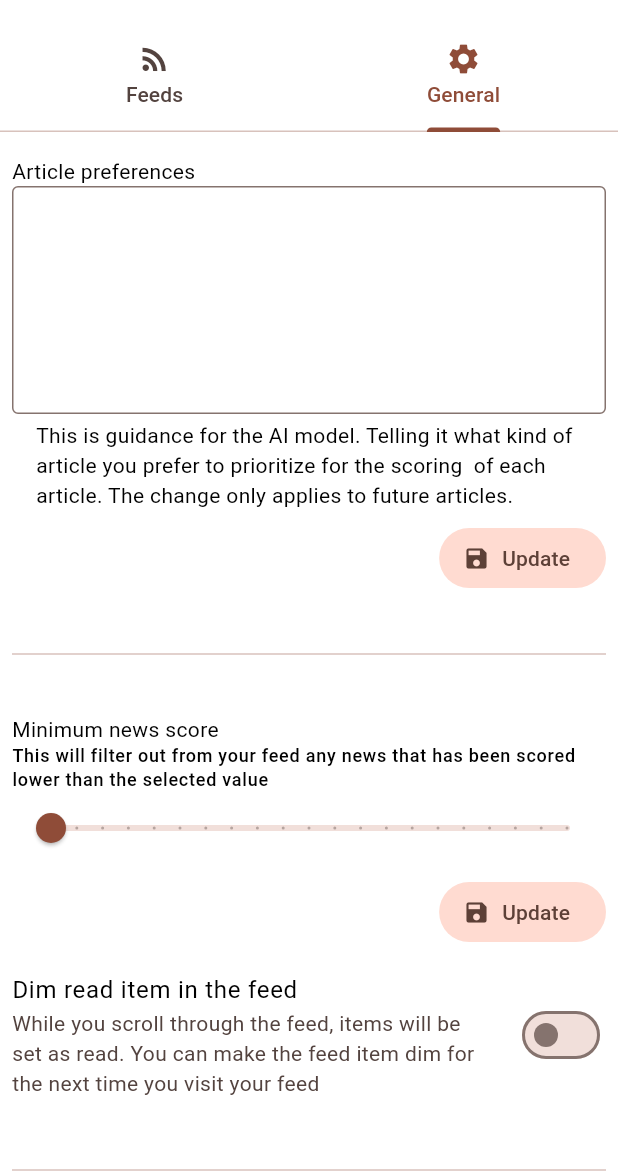
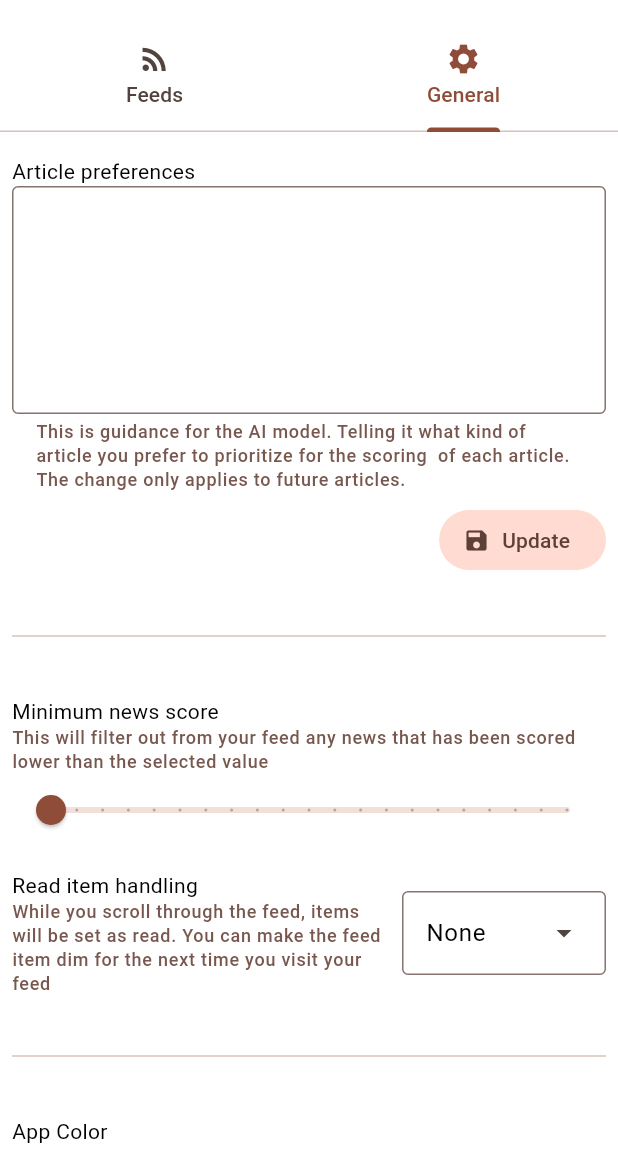
Before and after one commit to Fauteck/newsku, a Flutter app: the SettingsScreen screen opened by its route, tab 2 chosen, on a phone screen of 412 x 824 dp, the part 63-1236 px from its top. Run offline on Flutter 3.47's test engine with Material 3 defaults, Android fonts, the phone set to English and light mode, and no system bars; our stand-ins replace auto_route, cached_network_image, dynamic_color, easy_debounce, file_picker, flutter_bloc and 9 more; missing offline and left inert: file_saver, material_loading_indicator, motor, oidc; accounts and stored records are empty; statements that could not run were skipped.

Commit message:
update settings add read item handling

```diff
--- a/src/main/app/lib/feed/views/components/clickable_feed_item.dart
+++ b/src/main/app/lib/feed/views/components/clickable_feed_item.dart
@@ -13,8 +13,9 @@ import 'package:visibility_detector/visibility_detector.dart';
 class ClickableFeedItem extends StatelessWidget {
   final FeedItem item;
   final Widget child;
+  final bool noDimming;
 
-  const ClickableFeedItem({super.key, required this.item, required this.child});
+  const ClickableFeedItem({super.key, required this.item, required this.child, this.noDimming = false});
 
   @override
   Widget build(BuildContext context) {
@@ -27,7 +28,7 @@ class ClickableFeedItem extends StatelessWidget {
 
           child: ConditionalWrap(
             wrapIf: item.read,
-            wrapper: (child) => context.read<IdentityCubit>().currentUser?.dimReadItems ?? false ? Opacity(opacity: 0.5, child: child) : child,
+            wrapper: (child) => !noDimming && context.read<IdentityCubit>().currentUser?.readItemHandling == .dim ? Opacity(opacity: 0.5, child: child) : child,
             wrapElse: (child) => VisibilityDetector(
               key: ValueKey(item.id),
               onVisibilityChanged: (VisibilityInfo info) {
--- a/src/main/app/lib/feed/views/components/search_result.dart
+++ b/src/main/app/lib/feed/views/components/search_result.dart
@@ -21,6 +21,7 @@ class SearchResult extends StatelessWidget {
     return Padding(
       padding: .symmetric(horizontal: 32, vertical: 16),
       child: ClickableFeedItem(
+        noDimming: true,
         item: item,
         child: Row(
           crossAxisAlignment: .center,
--- a/src/main/app/lib/settings/states/general.dart
+++ b/src/main/app/lib/settings/states/general.dart
@@ -1,9 +1,11 @@
 import 'package:app/identity/states/identity.dart';
 import 'package:app/main.dart';
+import 'package:app/user/models/read_item_handling.dart';
 import 'package:app/user/models/user.dart';
 import 'package:app/user/services/user_service.dart';
 import 'package:app/utils/models/with_error.dart';
 import 'package:app/utils/utils.dart';
+import 'package:easy_debounce/easy_debounce.dart';
 import 'package:flutter/cupertino.dart';
 import 'package:flutter_bloc/flutter_bloc.dart';
 import 'package:freezed_annotation/freezed_annotation.dart';
@@ -34,8 +36,6 @@ class GeneralSettingsCubit extends Cubit<GeneralSettingsState> {
     try {
       emit(state.copyWith(loading: true));
       final user = await UserService(serverUrl!).getUser();
-      print('user: $user');
-      emit(state.copyWith(user: user, minimumImportance: user.minimumImportance));
       preferenceController.text = user.feedItemPreference ?? '';
     } catch (e, s) {
       emit(state.copyWith(error: e, stackTrace: s));
@@ -56,9 +56,9 @@ class GeneralSettingsCubit extends Cubit<GeneralSettingsState> {
     }
   }
 
-  Future<void> dimReadItems(bool dim) async {
-    if (state.user != null) {
-      emit(state.copyWith.user!(dimReadItems: dim));
+  Future<void> setReadItemPreference(ReadItemHandling? pref) async {
+    if (state.user != null && pref != null) {
+      emit(state.copyWith.user!(readItemHandling: pref));
       await updateUser();
     }
   }
@@ -80,14 +80,10 @@ class GeneralSettingsCubit extends Cubit<GeneralSettingsState> {
     }
   }
 
-  void setImportance(double value) {
-    emit(state.copyWith(minimumImportance: value.toInt()));
-  }
-
-  Future<void> saveImportance() async {
+  Future<void> setAndSaveImportance(double importance) async {
     if (state.user != null) {
-      emit(state.copyWith.user!(minimumImportance: state.minimumImportance));
-      await updateUser();
+      emit(state.copyWith.user!(minimumImportance: importance.toInt()));
+      EasyDebounce.debounce('importance update', Duration(milliseconds: 250), updateUser);
     }
   }
 }
@@ -95,6 +91,12 @@ class GeneralSettingsCubit extends Cubit<GeneralSettingsState> {
 @freezed
 sealed class GeneralSettingsState with _$GeneralSettingsState implements WithError {
   @Implements<WithError>()
-  const factory GeneralSettingsState({User? user, @Default(true) bool loading, dynamic error, StackTrace? stackTrace, @Default('') String password, @Default('') String repeatPassword, @Default(0) int minimumImportance}) =
-      _GeneralSettingsState;
+  const factory GeneralSettingsState({
+    User? user,
+    @Default(true) bool loading,
+    dynamic error,
+    StackTrace? stackTrace,
+    @Default('') String password,
+    @Default('') String repeatPassword,
+  }) = _GeneralSettingsState;
 }
--- a/src/main/app/lib/settings/views/components/general.dart
+++ b/src/main/app/lib/settings/views/components/general.dart
@@ -4,6 +4,7 @@ import 'dart:ui';
 import 'package:app/home/state/local_preferences.dart';
 import 'package:app/main.dart';
 import 'package:app/settings/states/general.dart';
+import 'package:app/user/models/read_item_handling.dart';
 import 'package:app/utils/views/components/error_listener.dart';
 import 'package:auto_route/annotations.dart';
 import 'package:flutter/foundation.dart';
@@ -20,6 +21,8 @@ class GeneralSettingsTab extends StatelessWidget {
   Widget build(BuildContext context) {
     final textTheme = Theme.of(context).textTheme;
     final colors = Theme.of(context).colorScheme;
+
+    final subTextTheme = textTheme.labelMedium?.copyWith(color: colors.secondary);
 
     return Padding(
       padding: .symmetric(horizontal: 8),
@@ -41,7 +44,7 @@ class GeneralSettingsTab extends StatelessWidget {
                       decoration: InputDecoration(
                         helper: Text(
                           'This is guidance for the AI model. Telling it what kind of article you prefer to prioritize for the scoring  of each article. The change only applies to future articles.',
-                        ),
+                        style: subTextTheme,),
                       ),
                     ),
                     Gap(8),
@@ -64,38 +67,34 @@ class GeneralSettingsTab extends StatelessWidget {
                     Divider(),
                     Gap(32),
                     Text('Minimum news score'),
-                    Text('This will filter out from your feed any news that has been scored lower than the selected value', style: textTheme.labelMedium),
+                    Text('This will filter out from your feed any news that has been scored lower than the selected value', style: subTextTheme),
                     Slider(
                       min: 0,
                       max: 100,
                       divisions: 20,
-                      label: state.minimumImportance.toString(),
-                      value: state.minimumImportance.toDouble(),
-                      onChanged: (double value) => cubit.setImportance(value),
+                      label: state.user?.minimumImportance.toString(),
+                      value: (state.user?.minimumImportance ?? 0).toDouble(),
+                      onChanged: (double value) => cubit.setAndSaveImportance(value),
                     ),
-                    Gap(8),
-                    Align(
-                      alignment: .centerRight,
-                      child: FilledButton.tonalIcon(
-                        onPressed: state.loading
-                            ? null
-                            : () async {
-                                await cubit.saveImportance();
-                                if (context.mounted) {
-                                  ScaffoldMessenger.of(context).showSnackBar(SnackBar(content: Text('Preference updated')));
-                                }
-                              },
-                        label: Text('Update'),
-                        icon: Icon(Icons.save),
-                      ),
-                    ),
-                    Gap(8),
-                    SwitchListTile(
-                      contentPadding: .zero,
-                      title: Text('Dim read item in the feed'),
-                      subtitle: Text('While you scroll through the feed, items will be set as read. You can make the feed item dim for the next time you visit your feed'),
-                      value: state.user?.dimReadItems ?? false,
-                      onChanged: state.loading ? null : (value) => cubit.dimReadItems(value),
+                    Gap(16),
+                    Row(
+                      spacing: 8,
+                      children: [
+                        Expanded(
+                          child: Column(
+                            crossAxisAlignment: .stretch,
+                            children: [
+                              Text('Read item handling'),
+                              Text('While you scroll through the feed, items will be set as read. You can make the feed item dim for the next time you visit your feed', style: subTextTheme),
+                            ],
+                          ),
+                        ),
+                        DropdownMenu<ReadItemHandling>(
+                          initialSelection: state.user?.readItemHandling ?? ReadItemHandling.none,
+                          onSelected: cubit.setReadItemPreference,
+                          dropdownMenuEntries: ReadItemHandling.values.map((h) => DropdownMenuEntry(value: h, label: h.getLabel(context))).toList(),
+                        ),
+                      ],
                     ),
                     Gap(32),
                     Divider(),
@@ -105,7 +104,7 @@ class GeneralSettingsTab extends StatelessWidget {
                     SwitchListTile(
                       contentPadding: .zero,
                       title: Text('Black background'),
-                      subtitle: Text('Use black background for the darktheme'),
+                      subtitle: Text('Use black background for the dark theme', style: subTextTheme,),
                       value: context.select((LocalPreferencesCubit p) => p.state.blackBackground),
                       onChanged: (value) => getIt.get<LocalPreferencesCubit>().setBlackBackground(value),
                     ),
@@ -114,7 +113,7 @@ class GeneralSettingsTab extends StatelessWidget {
                       SwitchListTile(
                         contentPadding: .zero,
                         title: Text('Dynamic color'),
-                        subtitle: Text('Use device accent color'),
+                        subtitle: Text('Use device accent color', style: subTextTheme,),
                         value: context.select((LocalPreferencesCubit p) => p.state.dynamicColor),
                         onChanged: (value) => getIt.get<LocalPreferencesCubit>().setDynamicColor(value),
                       ),
--- /dev/null
+++ b/src/main/app/lib/user/models/read_item_handling.dart
@@ -0,0 +1,15 @@
+import 'package:flutter/cupertino.dart';
+
+enum ReadItemHandling {
+  none,
+  dim,
+  hide;
+
+  String getLabel(BuildContext context) {
+    return switch (this) {
+      none => 'None',
+      dim => 'Dim',
+      hide => 'Hide',
+    };
+  }
+}
--- a/src/main/app/lib/user/models/user.dart
+++ b/src/main/app/lib/user/models/user.dart
@@ -1,11 +1,22 @@
+import 'package:app/user/models/read_item_handling.dart';
 import 'package:freezed_annotation/freezed_annotation.dart';
 
 part 'user.freezed.dart';
+
 part 'user.g.dart';
 
 @freezed
 sealed class User with _$User {
-  const factory User({String? id, String? username, String? password, String? email, String? feedItemPreference, String? oidcSub, @Default(0) int minimumImportance, @Default(false) bool dimReadItems}) = _User;
+  const factory User({
+    String? id,
+    String? username,
+    String? password,
+    String? email,
+    String? feedItemPreference,
+    String? oidcSub,
+    @Default(0) int minimumImportance,
+    @Default(ReadItemHandling.none) ReadItemHandling readItemHandling,
+  }) = _User;
 
   factory User.fromJson(Map<String, Object?> json) => _$UserFromJson(json);
 }
--- a/src/main/app/pubspec.yaml
+++ b/src/main/app/pubspec.yaml
@@ -82,6 +82,7 @@ dev_dependencies:
 
 # The following section is specific to Flutter packages.
 flutter:
+  generate: true
 
   # The following line ensures that the Material Icons font is
   # included with your application, so that you can use the icons in
```
Also changed, not shown: src/main/app/lib/feed/views/screens/feed_screen.dart (+54 -14 lines), src/main/app/lib/home/state/local_preferences.freezed.dart, src/main/app/lib/settings/states/general.freezed.dart, src/main/app/lib/user/models/user.freezed.dart, src/main/app/lib/user/models/user.g.dart, 3 other files.
